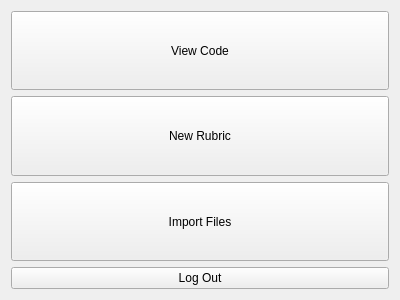
Laucksy/CS-205-Project, file GUI/dataview.ui: the form before one commit.
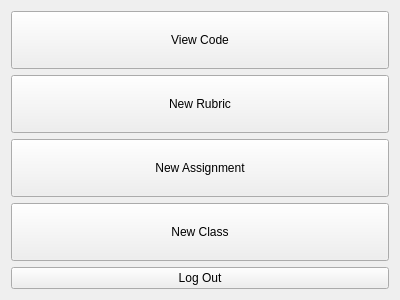
The form after the commit.

Diff of the .ui file:
```diff
--- a/GUI/dataview.ui
+++ b/GUI/dataview.ui
@@ -55,7 +55,20 @@
       </sizepolicy>
      </property>
      <property name="text">
-      <string>Import Files</string>
+      <string>New Assignment</string>
+     </property>
+    </widget>
+   </item>
+   <item>
+    <widget class="QPushButton" name="pushButton_5">
+     <property name="sizePolicy">
+      <sizepolicy hsizetype="Expanding" vsizetype="Expanding">
+       <horstretch>0</horstretch>
+       <verstretch>0</verstretch>
+      </sizepolicy>
+     </property>
+     <property name="text">
+      <string>New Class</string>
      </property>
     </widget>
    </item>
```
